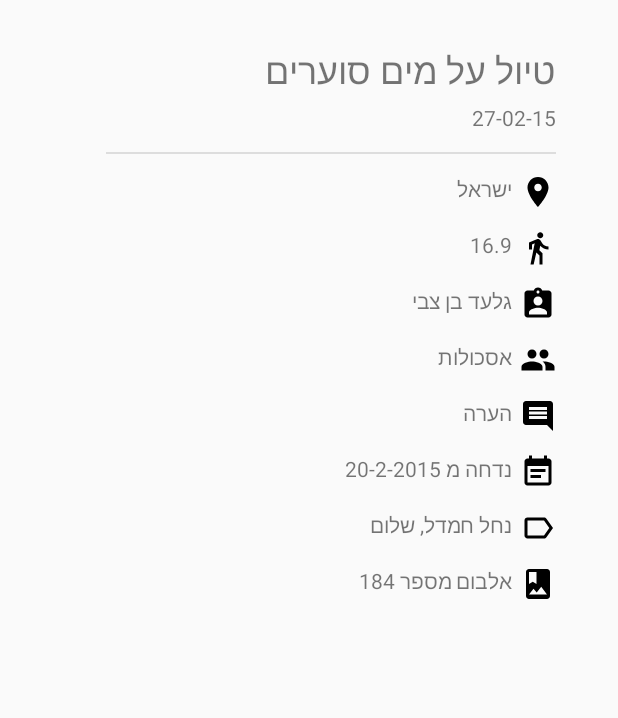
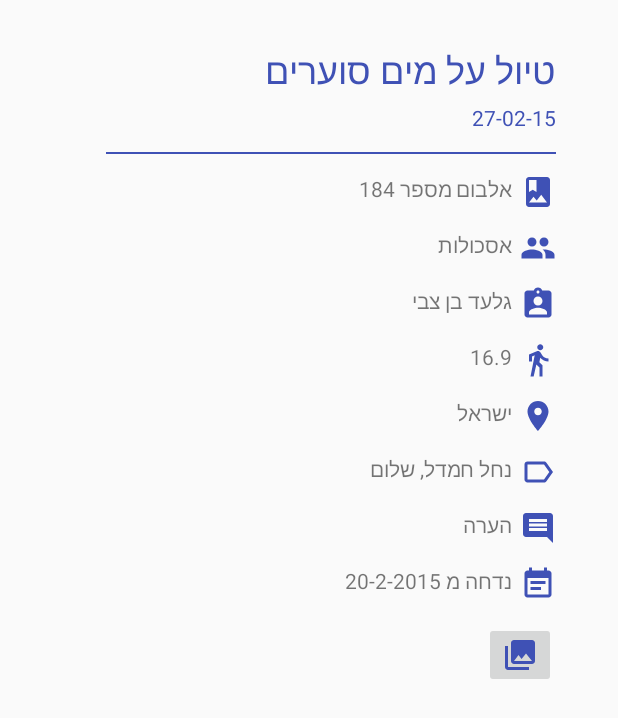
Before and after one commit to barlotem/TravelCollector, an Android app: the TravelViewer screen opened directly, with no data from a screen before it, on a phone screen of 412 x 824 dp. Shown: the top 718 px of the screen. Run offline under Robolectric (Android 15) with nearby library versions, the phone set to English and light mode, and no system bars; 11 statements that could not run were skipped.

Commit message:
add minor UI changes, replace teamName with groupName, add Image with link to googlePhotos, create more generic layout, change to ignore fields with only comma in text

```diff
--- a/app/src/main/AndroidManifest.xml
+++ b/app/src/main/AndroidManifest.xml
@@ -5,6 +5,7 @@
     <uses-permission android:name="android.permission.WRITE_EXTERNAL_STORAGE" />
     <uses-permission android:name="android.permission.STORAGE" />
     <uses-permission android:name="android.permission.READ_EXTERNAL_STORAGE" />
+    <uses-permission android:name="android.permission.INTERNET" />
 
     <application
         android:allowBackup="true"
--- a/app/src/main/java/barlot/travelcollector/TravelViewer.java
+++ b/app/src/main/java/barlot/travelcollector/TravelViewer.java
@@ -1,8 +1,14 @@
 package barlot.travelcollector;
 
+import android.content.Intent;
+import android.net.Uri;
 import android.support.v7.app.AppCompatActivity;
 import android.os.Bundle;
+import android.view.View;
+import android.view.ViewTreeObserver;
 import android.widget.Button;
+import android.widget.ImageView;
+import android.widget.RelativeLayout;
 import android.widget.TextView;
 
 import java.text.SimpleDateFormat;
@@ -14,11 +20,12 @@ public class TravelViewer extends AppCompatActivity {
     TextView tv_country;
     TextView tv_distanceInKm;
     TextView tv_guideName;
-    TextView tv_teamName;
+    TextView tv_groupName;
     TextView tv_comments;
     TextView tv_alternative;
     TextView tv_tags;
     TextView tv_albumId;
+    String link;
 
     SimpleDateFormat dateFormmater = new SimpleDateFormat("dd-MM-yyyy");
 
@@ -32,97 +39,51 @@ public class TravelViewer extends AppCompatActivity {
         tv_country = (TextView) findViewById(R.id.tv_country);
         tv_distanceInKm =(TextView) findViewById(R.id.tv_distanceInKm);
         tv_guideName = (TextView) findViewById(R.id.tv_guideName);
-        tv_teamName =(TextView) findViewById(R.id.tv_teamName);
+        tv_groupName =(TextView) findViewById(R.id.tv_groupName);
         tv_comments = (TextView) findViewById(R.id.tv_comments);
         tv_alternative =(TextView) findViewById(R.id.tv_alternative);
         tv_tags = (TextView) findViewById(R.id.tv_tags);
         tv_albumId =(TextView) findViewById(R.id.tv_albumId);
+
 
         TravelData travelData = getIntent().getParcelableExtra("data");
 
         tv_description.setText(travelData.getDescription());
         tv_date.setText(dateFormmater.format(travelData.getDate()));
         tv_country.setText(travelData.getCountry());
-        tv_distanceInKm.setText(Double.toString(travelData.getDistanceInKm()));
+        tv_distanceInKm.setText(Double.toString(travelData.getDistanceInKm())+" ק\"מ");
         tv_guideName.setText(travelData.getGuideName());
-        tv_teamName.setText(travelData.getTeamName());
+        tv_groupName.setText(travelData.getgroupName());
         tv_comments.setText(travelData.getComments());
         tv_alternative.setText(travelData.getAlternative());
         tv_tags.setText(travelData.getTags());
         tv_albumId.setText("אלבום מספר "+Integer.toString(travelData.getAlbumId()));
 
-        showOnlyIfNotEmpty();
+        link = travelData.getLink();
+
+        RelativeLayout layout = (RelativeLayout)findViewById(R.id.layout_travel_viewer);
+
+        for (int i = 0; i < layout.getChildCount(); i++) {
+            View v = layout.getChildAt(i);
+            if (v instanceof TextView) {
+                setVisibility((TextView)v);
+            }
+        }
     }
 
-    private void showOnlyIfNotEmpty() {
-        if(tv_description.length() == 0 || tv_description.equals(""))
+    void setVisibility(TextView object)
+    {
+        if (object.getText().equals("")||object.getText().equals(",")||object.length() ==0)
         {
-            tv_description.setVisibility(tv_description.GONE);
+            object.setVisibility(object.GONE);
         } else {
-            tv_description.setVisibility(tv_description.VISIBLE);
-        }
-
-        if(tv_date.length() == 0 || tv_date.equals(""))
-        {
-            tv_date.setVisibility(tv_date.GONE);
-        } else {
-            tv_date.setVisibility(tv_date.VISIBLE);
-        }
-
-        if(tv_country.length() == 0 || tv_country.equals(""))
-        {
-            tv_country.setVisibility(tv_country.GONE);
-        } else {
-            tv_country.setVisibility(tv_country.VISIBLE);
-        }
-
-        if(tv_distanceInKm.length() == 0 || tv_distanceInKm.equals(""))
-        {
-            tv_distanceInKm.setVisibility(tv_distanceInKm.GONE);
-        } else {
-            tv_distanceInKm.setVisibility(tv_distanceInKm.VISIBLE);
-        }
-
-        if(tv_guideName.length() == 0 || tv_guideName.equals(""))
-        {
-            tv_guideName.setVisibility(tv_guideName.GONE);
-        } else {
-            tv_guideName.setVisibility(tv_guideName.VISIBLE);
-        }
-
-        if(tv_teamName.length() == 0 || tv_teamName.equals(""))
-        {
-            tv_teamName.setVisibility(tv_teamName.GONE);
-        } else {
-            tv_teamName.setVisibility(tv_teamName.VISIBLE);
-        }
-
-        if(tv_comments.length() == 0 || tv_comments.equals(""))
-        {
-            tv_comments.setVisibility(tv_comments.GONE);
-        } else {
-            tv_comments.setVisibility(tv_comments.VISIBLE);
-        }
-
-        if(tv_alternative.length() == 0 || tv_alternative.equals(""))
-        {
-            tv_alternative.setVisibility(tv_alternative.GONE);
-        } else {
-            tv_alternative.setVisibility(tv_alternative.VISIBLE);
-        }
-
-        if(tv_tags.length() == 0 || tv_tags.equals(""))
-        {
-            tv_tags.setVisibility(tv_tags.GONE);
-        } else {
-            tv_tags.setVisibility(tv_tags.VISIBLE);
-        }
-
-        if(tv_albumId.length() == 0 || tv_albumId.equals(""))
-        {
-            tv_albumId.setVisibility(tv_albumId.GONE);
-        } else {
-            tv_albumId.setVisibility(tv_albumId.VISIBLE);
+            object.setVisibility(object.VISIBLE);
         }
     }
+
+    public void goToUrl(View view) {
+        Uri uriUrl = Uri.parse(link);
+        Intent launchBrowser = new Intent(Intent.ACTION_VIEW, uriUrl);
+        startActivity(launchBrowser);
+    };
 }
--- a/app/src/main/res/layout/activity_travel_viewer.xml
+++ b/app/src/main/res/layout/activity_travel_viewer.xml
@@ -3,6 +3,7 @@
 <RelativeLayout xmlns:android="http://schemas.android.com/apk/res/android"
     android:layout_width="match_parent"
     android:layout_height="match_parent"
+    android:id="@+id/layout_travel_viewer"
     xmlns:app="http://schemas.android.com/apk/res-auto">
 
 
@@ -20,7 +21,8 @@
         android:text="טיול על מים סוערים"
         android:textAllCaps="false"
         android:textDirection="rtl"
-        android:textSize="24sp" />
+        android:textSize="24sp"
+        android:textColor="@color/colorPrimary"/>
 
     <TextView
         android:id="@+id/tv_date"
@@ -32,7 +34,8 @@
         android:layout_marginTop="@dimen/smallmarginTopTextView"
         android:layoutDirection="rtl"
         android:text="27-02-15"
-        android:textDirection="rtl" />
+        android:textDirection="rtl"
+        android:textColor="@color/colorPrimary"/>
 
     <View
         android:id="@+id/crossLine"
@@ -42,10 +45,10 @@
         android:layout_alignRight="@+id/tv_date"
         android:layout_below="@+id/tv_date"
         android:layout_marginTop="@dimen/marginTopTextView"
-        android:background="#ddd" />
+        android:background="@color/colorPrimary" />
 
     <TextView
-        android:id="@+id/tv_country"
+        android:id="@+id/tv_albumId"
         android:layout_width="wrap_content"
         android:layout_height="wrap_content"
         android:layout_alignEnd="@+id/crossLine"
@@ -53,13 +56,74 @@
         android:layout_below="@+id/crossLine"
         android:layout_marginTop="@dimen/marginTopTextView"
         android:layoutDirection="rtl"
-        android:text="ישראל"
+        android:text="אלבום מספר 184"
         android:textDirection="rtl"
-        android:drawableRight="@drawable/ic_location_on_black_24dp"
+        android:drawableRight="@drawable/ic_photo_album_black_24dp"
+        android:drawableTint="@color/colorPrimary"
+        android:drawablePadding="@dimen/iconNearTextView"/>
+
+    <TextView
+        android:id="@+id/tv_groupName"
+        android:layout_width="wrap_content"
+        android:layout_height="wrap_content"
+        android:layout_alignEnd="@+id/tv_albumId"
+        android:layout_alignRight="@+id/tv_albumId"
+        android:layout_below="@+id/tv_albumId"
+        android:layout_marginTop="@dimen/marginTopTextView"
+        android:layoutDirection="rtl"
+        android:text="אסכולות"
+        android:textDirection="rtl"
+        android:drawableRight="@drawable/ic_group_black_24dp"
+        android:drawableTint="@color/colorPrimary"
+        android:drawablePadding="@dimen/iconNearTextView"/>
+
+    <TextView
+        android:id="@+id/tv_guideName"
+        android:layout_width="wrap_content"
+        android:layout_height="wrap_content"
+        android:layout_alignEnd="@+id/tv_groupName"
+        android:layout_alignRight="@+id/tv_groupName"
+        android:layout_below="@+id/tv_groupName"
+        android:layout_marginTop="@dimen/marginTopTextView"
+        android:layoutDirection="rtl"
+        android:text="גלעד בן צבי"
+        android:textDirection="rtl"
+        android:drawableRight="@drawable/ic_assignment_ind_black_24dp"
+        android:drawableTint="@color/colorPrimary"
         android:drawablePadding="@dimen/iconNearTextView"/>
 
     <TextView
         android:id="@+id/tv_distanceInKm"
+        android:layout_width="wrap_content"
+        android:layout_height="wrap_content"
+        android:layout_alignEnd="@+id/tv_guideName"
+        android:layout_alignRight="@+id/tv_guideName"
+        android:layout_below="@+id/tv_guideName"
+        android:layout_marginTop="@dimen/marginTopTextView"
+        android:layoutDirection="rtl"
+        android:text="16.9"
+        android:textDirection="rtl"
+        android:drawableRight="@drawable/ic_directions_walk_black_24dp"
+        android:drawableTint="@color/colorPrimary"
+        android:drawablePadding="@dimen/iconNearTextView"/>
+
+    <TextView
+        android:id="@+id/tv_country"
+        android:layout_width="wrap_content"
+        android:layout_height="wrap_content"
+        android:layout_alignEnd="@+id/tv_distanceInKm"
+        android:layout_alignRight="@+id/tv_distanceInKm"
+        android:layout_below="@+id/tv_distanceInKm"
+        android:layout_marginTop="@dimen/marginTopTextView"
+        android:layoutDirection="rtl"
+        android:text="ישראל"
+        android:textDirection="rtl"
+        android:drawableRight="@drawable/ic_location_on_black_24dp"
+        android:drawableTint="@color/colorPrimary"
+        android:drawablePadding="@dimen/iconNearTextView"/>
+
+    <TextView
+        android:id="@+id/tv_tags"
         android:layout_width="wrap_content"
         android:layout_height="wrap_content"
         android:layout_alignEnd="@+id/tv_country"
@@ -67,52 +131,25 @@
         android:layout_below="@+id/tv_country"
         android:layout_marginTop="@dimen/marginTopTextView"
         android:layoutDirection="rtl"
-        android:text="16.9"
+        android:text="נחל חמדל, שלום"
         android:textDirection="rtl"
-        android:drawableRight="@drawable/ic_directions_walk_black_24dp"
-        android:drawablePadding="@dimen/iconNearTextView"/>
-
-
-    <TextView
-        android:id="@+id/tv_guideName"
-        android:layout_width="wrap_content"
-        android:layout_height="wrap_content"
-        android:layout_alignEnd="@+id/tv_distanceInKm"
-        android:layout_alignRight="@+id/tv_distanceInKm"
-        android:layout_below="@+id/tv_distanceInKm"
-        android:layout_marginTop="@dimen/marginTopTextView"
-        android:layoutDirection="rtl"
-        android:text="גלעד בן צבי"
-        android:textDirection="rtl"
-        android:drawableRight="@drawable/ic_assignment_ind_black_24dp"
-        android:drawablePadding="@dimen/iconNearTextView"/>
-
-    <TextView
-        android:id="@+id/tv_teamName"
-        android:layout_width="wrap_content"
-        android:layout_height="wrap_content"
-        android:layout_alignEnd="@+id/tv_guideName"
-        android:layout_alignRight="@+id/tv_guideName"
-        android:layout_below="@+id/tv_guideName"
-        android:layout_marginTop="@dimen/marginTopTextView"
-        android:layoutDirection="rtl"
-        android:text="אסכולות"
-        android:textDirection="rtl"
-        android:drawableRight="@drawable/ic_group_black_24dp"
+        android:drawableRight="@drawable/ic_label_outline_black_24dp"
+        android:drawableTint="@color/colorPrimary"
         android:drawablePadding="@dimen/iconNearTextView"/>
 
     <TextView
         android:id="@+id/tv_comments"
         android:layout_width="wrap_content"
         android:layout_height="wrap_content"
-        android:layout_alignEnd="@+id/tv_teamName"
-        android:layout_alignRight="@+id/tv_teamName"
-        android:layout_below="@+id/tv_teamName"
+        android:layout_alignEnd="@+id/tv_tags"
+        android:layout_alignRight="@+id/tv_tags"
+        android:layout_below="@+id/tv_tags"
         android:layout_marginTop="@dimen/marginTopTextView"
         android:layoutDirection="rtl"
         android:text="הערה"
         android:textDirection="rtl"
         android:drawableRight="@drawable/ic_comment_black_24dp"
+        android:drawableTint="@color/colorPrimary"
         android:drawablePadding="@dimen/iconNearTextView"/>
 
     <TextView
@@ -127,35 +164,24 @@
         android:text="נדחה מ 20-2-2015"
         android:textDirection="rtl"
         android:drawableRight="@drawable/ic_event_note_black_24dp"
+        android:drawableTint="@color/colorPrimary"
         android:drawablePadding="@dimen/iconNearTextView"/>
 
-    <TextView
-        android:id="@+id/tv_tags"
+    <ImageButton
+        android:id="@+id/imageButton"
         android:layout_width="wrap_content"
         android:layout_height="wrap_content"
         android:layout_alignEnd="@+id/tv_alternative"
         android:layout_alignRight="@+id/tv_alternative"
         android:layout_below="@+id/tv_alternative"
         android:layout_marginTop="@dimen/marginTopTextView"
-        android:layoutDirection="rtl"
-        android:text="נחל חמדל, שלום"
-        android:textDirection="rtl"
-        android:drawableRight="@drawable/ic_label_outline_black_24dp"
-        android:drawablePadding="@dimen/iconNearTextView"/>
-
-    <TextView
-        android:id="@+id/tv_albumId"
-        android:layout_width="wrap_content"
-        android:layout_height="wrap_content"
-        android:layout_alignEnd="@+id/tv_tags"
-        android:layout_alignRight="@+id/tv_tags"
-        android:layout_below="@+id/tv_tags"
-        android:layout_marginTop="@dimen/marginTopTextView"
-        android:layoutDirection="rtl"
-        android:text="אלבום מספר 184"
-        android:textDirection="rtl"
-        android:drawableRight="@drawable/ic_photo_album_black_24dp"
-        android:drawablePadding="@dimen/iconNearTextView"/>
+        android:autoLink="web"
+        android:clickable="true"
+        android:linksClickable="true"
+        android:onClick="goToUrl"
+        android:tint="@color/colorPrimary"
+        app:srcCompat="@drawable/ic_menu_gallery"
+        android:tooltipText="photos link"/>
 
 
 </RelativeLayout>
```
Also changed, not shown: app/src/main/java/barlot/travelcollector/LoadData.java (+4 -4 lines), app/src/main/java/barlot/travelcollector/TravelData.java (+9 -9 lines).
